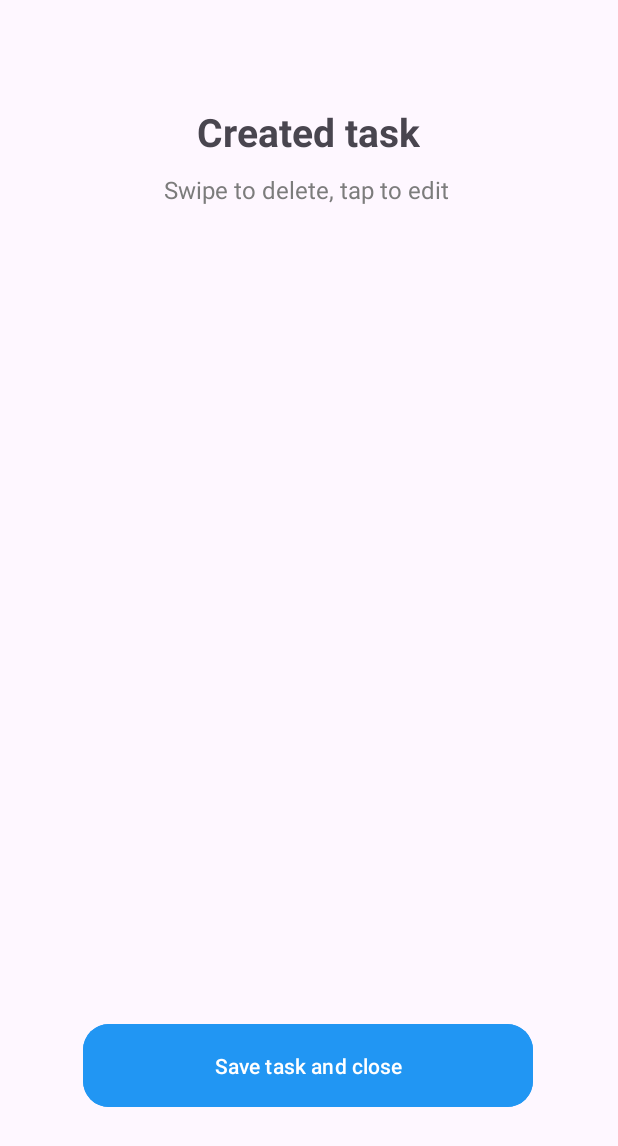
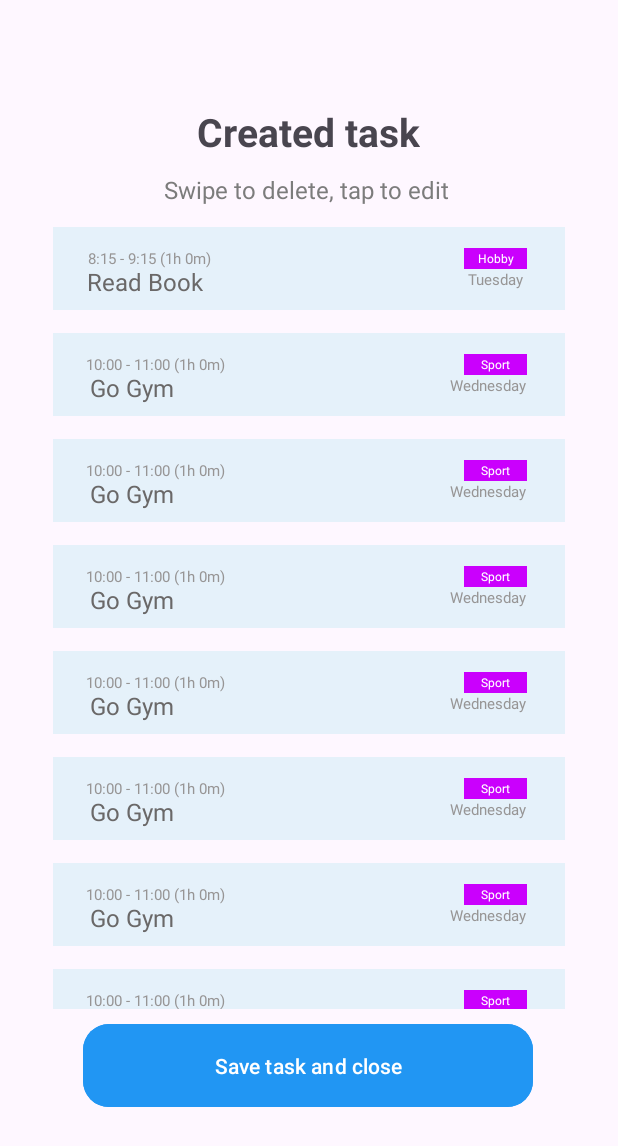
Before and after one commit to SezimOrozobekova/Velox, an Android app: the CreatedTaskAI screen opened directly, with no data from a screen before it, on a phone screen of 412 x 824 dp. Shown: the top 1146 px of the screen. Run offline under Robolectric (Android 15) with nearby library versions, the phone set to English and light mode, and no system bars.

Commit message:
Recycle list can be viewed. Adapter added

```diff
--- a/app/build.gradle.kts
+++ b/app/build.gradle.kts
@@ -49,6 +49,7 @@ dependencies {
     implementation(libs.glide)
     implementation(libs.androidx.navigation.fragment.ktx)
     implementation(libs.androidx.navigation.ui.ktx)
+    implementation(libs.androidx.recyclerview)
     testImplementation(libs.junit)
     androidTestImplementation(libs.androidx.junit)
     androidTestImplementation(libs.androidx.espresso.core)
--- a/app/src/main/AndroidManifest.xml
+++ b/app/src/main/AndroidManifest.xml
@@ -23,10 +23,19 @@
         android:theme="@style/Theme.Velox"
         tools:targetApi="31">
         <activity
-            android:name=".CreatedTaskAI"
+            android:name=".ProcessAudioRecord"
             android:exported="false" />
         <activity
-            android:name=".MainActivity"
+            android:name=".CreatedTaskAI"
+            android:exported="true">
+            <intent-filter>
+                <action android:name="android.intent.action.VIEW" />
+
+                <category android:name="android.intent.category.DEFAULT" />
+            </intent-filter>
+        </activity>
+        <activity
+            android:name=".MainRecordAudio"
             android:exported="true">
             <intent-filter>
                 <action android:name="android.intent.action.MAIN" />
--- /dev/null
+++ b/app/src/main/java/com/example/velox/AdapterCreatedTaskAI.kt
@@ -0,0 +1,39 @@
+package com.example.velox
+
+import android.view.LayoutInflater
+import android.view.View
+import android.view.ViewGroup
+import android.widget.TextView
+import androidx.recyclerview.widget.RecyclerView
+
+// создаем класс адаптера с передачей списка задач
+class AdapterCreatedTaskAI(private val taskList: List<Task>) : RecyclerView.Adapter<AdapterCreatedTaskAI.TaskViewHolder>() {
+
+    // 1. ViewHolder — держит ссылки на элементы из карточки
+    class TaskViewHolder(itemView: View) : RecyclerView.ViewHolder(itemView) {
+        val tvTaskName: TextView = itemView.findViewById(R.id.tvTaskName)
+        val tvTaskDate: TextView = itemView.findViewById(R.id.tvTaskDate)
+        val tvTaskTimeStartEnd: TextView = itemView.findViewById(R.id.tvTaskTimeStartEnd)
+        val tvHobbyType: TextView = itemView.findViewById(R.id.tvHobbyType)
+    }
+
+    // 2. Создаем новый ViewHolder (карточку)
+    override fun onCreateViewHolder(parent: ViewGroup, viewType: Int): TaskViewHolder {
+        val view = LayoutInflater.from(parent.context).inflate(R.layout.list_item, parent, false)
+        return TaskViewHolder(view)
+    }
+
+    // 3. Заполняем данные в карточке
+    override fun onBindViewHolder(holder: TaskViewHolder, position: Int) {
+        val task = taskList[position]
+        holder.tvTaskName.text = task.name
+        holder.tvTaskDate.text = task.date
+        holder.tvTaskTimeStartEnd.text = task.time
+        holder.tvHobbyType.text = task.type
+    }
+
+    // 4. Сколько всего элементов в списке
+    override fun getItemCount(): Int {
+        return taskList.size
+    }
+}
--- a/app/src/main/java/com/example/velox/CreatedTaskAI.kt
+++ b/app/src/main/java/com/example/velox/CreatedTaskAI.kt
@@ -5,6 +5,8 @@ import androidx.activity.enableEdgeToEdge
 import androidx.appcompat.app.AppCompatActivity
 import androidx.core.view.ViewCompat
 import androidx.core.view.WindowInsetsCompat
+import androidx.recyclerview.widget.LinearLayoutManager
+import androidx.recyclerview.widget.RecyclerView
 
 class CreatedTaskAI : AppCompatActivity() {
     override fun onCreate(savedInstanceState: Bundle?) {
@@ -16,5 +18,30 @@ class CreatedTaskAI : AppCompatActivity() {
             v.setPadding(systemBars.left, systemBars.top, systemBars.right, systemBars.bottom)
             insets
         }
+
+        val recycleView = findViewById<RecyclerView>(R.id.rvAiCreatedTask)
+        recycleView.layoutManager = LinearLayoutManager(this)
+        // LinearLayoutManager ставит элементы линейно
+        // А this — это значит "используй текущий Context", то есть Activity или Fragment, где ты сейчас находишьс
+
+        // 1. Список задач
+        val taskList = listOf(
+            Task("Read Book", "Tuesday", "8:15 - 9:15 (1h 0m)", "Hobby"),
+            Task("Go Gym", "Wednesday", "10:00 - 11:00 (1h 0m)", "Sport"),
+            Task("Go Gym", "Wednesday", "10:00 - 11:00 (1h 0m)", "Sport"),
+            Task("Go Gym", "Wednesday", "10:00 - 11:00 (1h 0m)", "Sport"),
+            Task("Go Gym", "Wednesday", "10:00 - 11:00 (1h 0m)", "Sport"),
+            Task("Go Gym", "Wednesday", "10:00 - 11:00 (1h 0m)", "Sport"),
+            Task("Go Gym", "Wednesday", "10:00 - 11:00 (1h 0m)", "Sport"),
+            Task("Go Gym", "Wednesday", "10:00 - 11:00 (1h 0m)", "Sport"),
+            Task("Go Gym", "Wednesday", "10:00 - 11:00 (1h 0m)", "Sport"),
+            Task("Go Gym", "Wednesday", "10:00 - 11:00 (1h 0m)", "Sport"),
+            Task("Go Gym", "Wednesday", "10:00 - 11:00 (1h 0m)", "Sport"),
+            Task("Go Gym", "Wednesday", "10:00 - 11:00 (1h 0m)", "Sport"),
+            Task("Write Code", "Thursday", "12:00 - 14:00 (2h 0m)", "Work")
+        )
+
+        // 2. Подключаем адаптер
+        recycleView.adapter = AdapterCreatedTaskAI(taskList)
     }
 }
--- a/app/src/main/java/com/example/velox/MainActivity.kt
+++ b/app/src/main/java/com/example/velox/MainRecordAudio.kt
@@ -6,7 +6,7 @@ import androidx.appcompat.app.AppCompatActivity
 import androidx.core.view.ViewCompat
 import androidx.core.view.WindowInsetsCompat
 
-class MainActivity : AppCompatActivity() {
+class MainRecordAudio : AppCompatActivity() {
     override fun onCreate(savedInstanceState: Bundle?) {
         super.onCreate(savedInstanceState)
         enableEdgeToEdge()
--- /dev/null
+++ b/app/src/main/java/com/example/velox/Task.kt
@@ -0,0 +1,8 @@
+package com.example.velox
+
+data class Task(
+    val name: String,
+    val date: String,
+    val time: String,
+    val type: String
+)
--- a/app/src/main/res/layout/activity_created_task_ai.xml
+++ b/app/src/main/res/layout/activity_created_task_ai.xml
@@ -50,11 +50,12 @@
         app:layout_constraintVertical_bias="0.144" />
 
     <androidx.recyclerview.widget.RecyclerView
-        android:layout_width="409dp"
-        android:layout_height="526dp"
+        android:id="@+id/rvAiCreatedTask"
+        android:layout_width="412dp"
+        android:layout_height="521dp"
         app:layout_constraintBottom_toBottomOf="parent"
         app:layout_constraintEnd_toEndOf="parent"
+        app:layout_constraintHorizontal_bias="1.0"
         app:layout_constraintStart_toStartOf="parent"
-        app:layout_constraintTop_toTopOf="parent"
-        app:layout_constraintVertical_bias="0.468" />
+        app:layout_constraintTop_toTopOf="parent" />
 </androidx.constraintlayout.widget.ConstraintLayout>
--- a/app/src/main/res/layout/activity_main.xml
+++ b/app/src/main/res/layout/activity_main.xml
@@ -6,7 +6,7 @@
     android:layout_width="match_parent"
     android:layout_height="match_parent"
     android:backgroundTint="#03A9F4"
-    tools:context=".MainActivity">
+    tools:context=".MainRecordAudio">
 
     <Button
         android:id="@+id/btnContinue"
--- a/app/src/main/res/layout/list_item.xml
+++ b/app/src/main/res/layout/list_item.xml
@@ -4,7 +4,9 @@
     xmlns:tools="http://schemas.android.com/tools"
     android:layout_width="match_parent"
     android:layout_height="wrap_content"
-    android:layout_margin="35dp"
+    android:layout_marginLeft="35dp"
+    android:layout_marginRight="35dp"
+    android:layout_marginBottom="15dp"
     android:background="#E5F1FA">
 
     <androidx.constraintlayout.widget.ConstraintLayout
--- a/gradle/libs.versions.toml
+++ b/gradle/libs.versions.toml
@@ -13,6 +13,7 @@ leanback = "1.0.0"
 glide = "4.11.0"
 navigationFragmentKtx = "2.8.8"
 navigationUiKtx = "2.8.8"
+recyclerview = "1.1.0"
 
 [libraries]
 androidx-core-ktx = { group = "androidx.core", name = "core-ktx", version.ref = "coreKtx" }
@@ -27,6 +28,7 @@ androidx-leanback = { group = "androidx.leanback", name = "leanback", version.re
 glide = { group = "com.github.bumptech.glide", name = "glide", version.ref = "glide" }
 androidx-navigation-fragment-ktx = { group = "androidx.navigation", name = "navigation-fragment-ktx", version.ref = "navigationFragmentKtx" }
 androidx-navigation-ui-ktx = { group = "androidx.navigation", name = "navigation-ui-ktx", version.ref = "navigationUiKtx" }
+androidx-recyclerview = { group = "androidx.recyclerview", name = "recyclerview", version.ref = "recyclerview" }
 
 [plugins]
 android-application = { id = "com.android.application", version.ref = "agp" }
```
